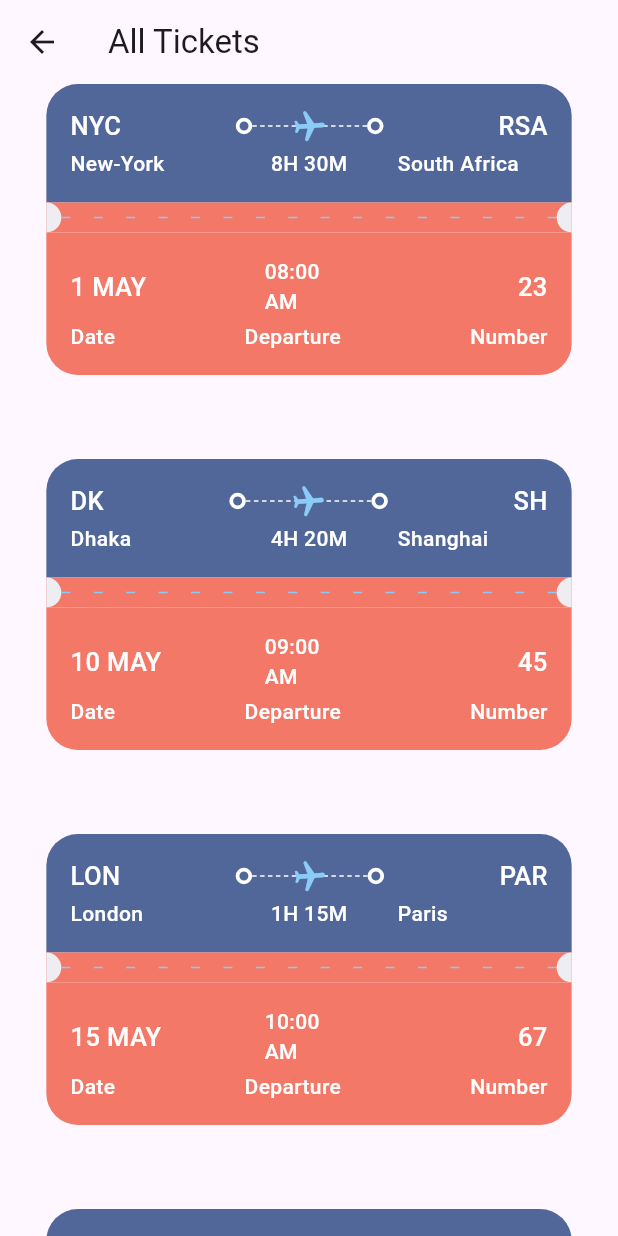
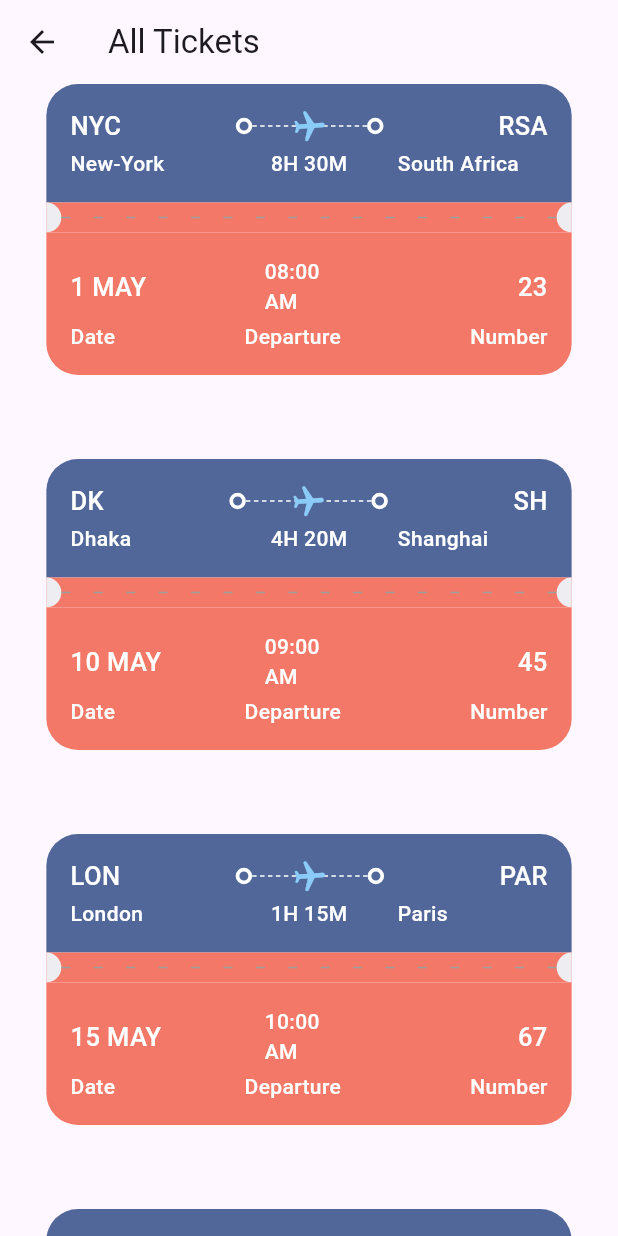
Before and after one commit to Gontse/ticket_app, a Flutter app: the AllTickets screen opened by its route, on a phone screen of 412 x 824 dp. Run offline on Flutter 3.47's test engine with Material 3 defaults, Android fonts, the phone set to English and light mode, and no system bars; our stand-ins replace fluentui_icons.

Commit message:
Updated TicketView

```diff
--- a/lib/Core/Widgets/app_layoutbuilder.dart
+++ b/lib/Core/Widgets/app_layoutbuilder.dart
@@ -26,7 +26,7 @@ class AppLayoutBuilderWidget extends StatelessWidget {
                   width: width,
                   height: 1,
                   child: DecoratedBox(
-                    decoration: BoxDecoration(color: isColor == null ? Colors.white : AppStyles.ticketBigDotSecondaryColor),
+                    decoration: BoxDecoration(color: isColor == null ? Colors.white : Colors.grey),
                   ),
                 )),
       );
--- a/lib/Core/Widgets/ticket_view.dart
+++ b/lib/Core/Widgets/ticket_view.dart
@@ -134,9 +134,9 @@ class TicketView extends StatelessWidget {
                     color: isColor == null
                         ? AppStyles.ticketOrange
                         : AppStyles.ticketWhite,
-                    borderRadius: const BorderRadius.only(
-                        bottomLeft: Radius.circular(21),
-                        bottomRight: Radius.circular(21))),
+                    borderRadius: BorderRadius.only(
+                        bottomLeft: Radius.circular(isColor == null ? 21 : 0),
+                        bottomRight: Radius.circular(isColor == null ? 21 : 0))),
                 child: Center(
                     child: Column(
                   children: [
```
